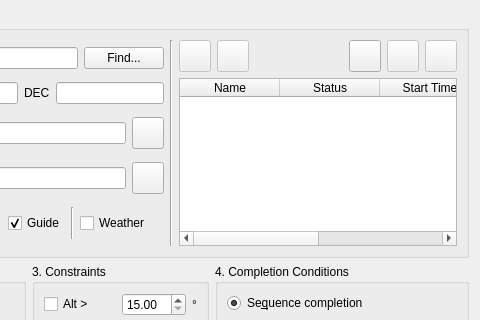
Qt form kstars/ekos/scheduler.ui (KDE/kstars) before a commit; both pictures show x 201 to 681 and y 0 to 320 of the 681 by 517 pixel window.
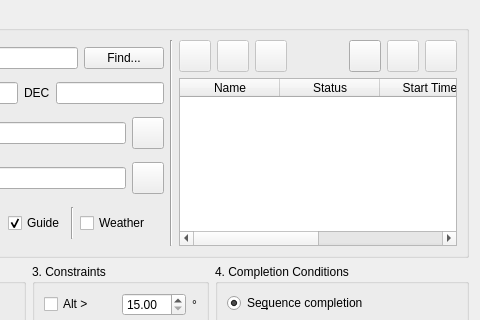
The same form after that commit. Custom widgets are drawn as their Qt base class.

Commit message: Make Ekos scheduler options for pre-emptive shutdown, lead and pre-dawn times. Also implemented job evaluation only without need to start the scheduler, and fixed a few misc. issues

```diff
--- a/kstars/ekos/scheduler.ui
+++ b/kstars/ekos/scheduler.ui
@@ -309,6 +309,25 @@
             </property>
            </widget>
           </item>
+          <item>
+           <widget class="QPushButton" name="evaluateOnlyB">
+            <property name="enabled">
+             <bool>false</bool>
+            </property>
+            <property name="maximumSize">
+             <size>
+              <width>32</width>
+              <height>32</height>
+             </size>
+            </property>
+            <property name="toolTip">
+             <string>&lt;html&gt;&lt;head/&gt;&lt;body&gt;&lt;p&gt;Only evaluate jobs&lt;/p&gt;&lt;/body&gt;&lt;/html&gt;</string>
+            </property>
+            <property name="text">
+             <string/>
+            </property>
+           </widget>
+          </item>
           <item>
            <spacer name="horizontalSpacer">
             <property name="orientation">
```
The commit also changes 5 other files.
